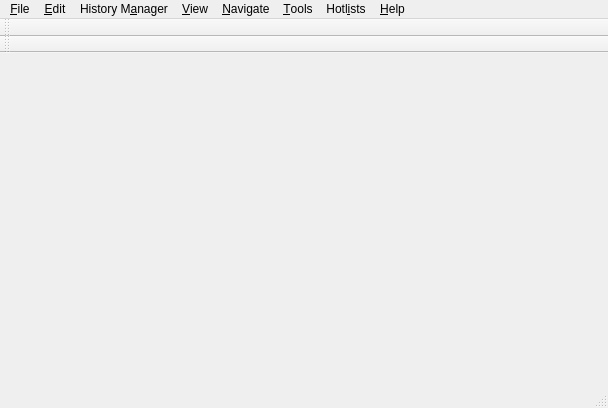
Before: the Qt Designer form mainwindow.ui in pashazz/mosaix, drawn with Qt 5.
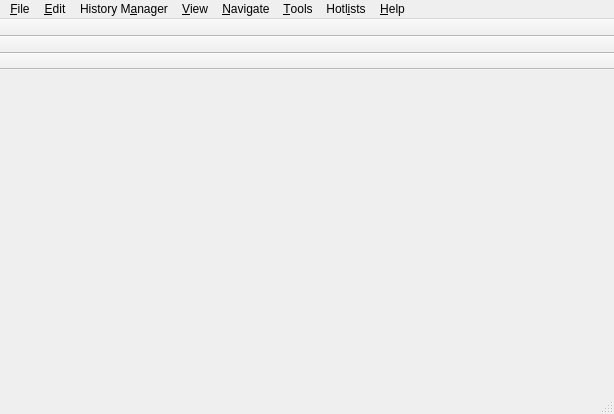
After: the same form once the commit is applied. Icons and pictures are not drawn.

The edit to the form file:
```diff
--- a/mainwindow.ui
+++ b/mainwindow.ui
@@ -6,8 +6,8 @@
    <rect>
     <x>0</x>
     <y>0</y>
-    <width>608</width>
-    <height>408</height>
+    <width>614</width>
+    <height>414</height>
    </rect>
   </property>
   <property name="windowTitle">
@@ -20,13 +20,21 @@
   <property name="whatsThis">
    <string/>
   </property>
-  <widget class="QWidget" name="centralWidget"/>
+  <widget class="QWidget" name="centralWidget">
+   <property name="maximumSize">
+    <size>
+     <width>610</width>
+     <height>351</height>
+    </size>
+   </property>
+   <layout class="QHBoxLayout" name="horizontalLayout"/>
+  </widget>
   <widget class="QMenuBar" name="menuBar">
    <property name="geometry">
     <rect>
      <x>0</x>
      <y>0</y>
-     <width>608</width>
+     <width>614</width>
      <height>19</height>
     </rect>
    </property>
@@ -152,6 +160,9 @@
    <property name="windowTitle">
     <string>Mosaic Toolbar</string>
    </property>
+   <property name="movable">
+    <bool>false</bool>
+   </property>
    <attribute name="toolBarArea">
     <enum>TopToolBarArea</enum>
    </attribute>
@@ -164,6 +175,26 @@
    <property name="windowTitle">
     <string>Web Toolbar</string>
    </property>
+   <property name="movable">
+    <bool>false</bool>
+   </property>
+   <attribute name="toolBarArea">
+    <enum>TopToolBarArea</enum>
+   </attribute>
+   <attribute name="toolBarBreak">
+    <bool>true</bool>
+   </attribute>
+  </widget>
+  <widget class="QToolBar" name="tbLocation">
+   <property name="contextMenuPolicy">
+    <enum>Qt::CustomContextMenu</enum>
+   </property>
+   <property name="windowTitle">
+    <string>Location Toolbar</string>
+   </property>
+   <property name="movable">
+    <bool>false</bool>
+   </property>
    <attribute name="toolBarArea">
     <enum>TopToolBarArea</enum>
    </attribute>
```
Left out of the diff: 57 changed lines with no effect on the pictures.
